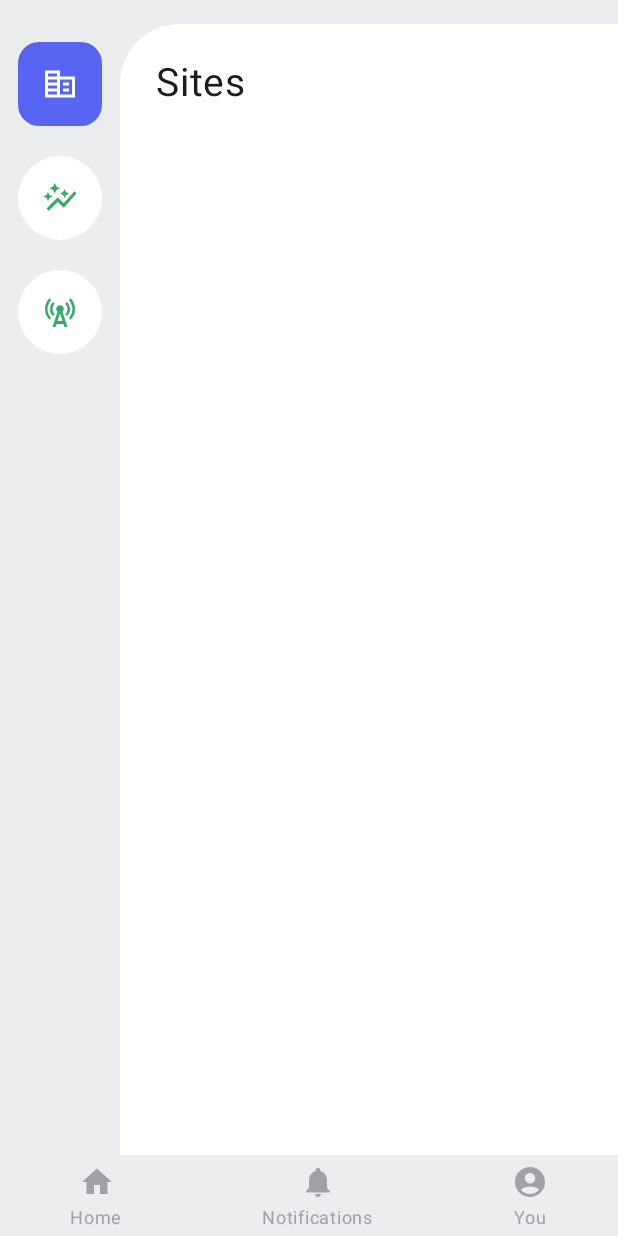
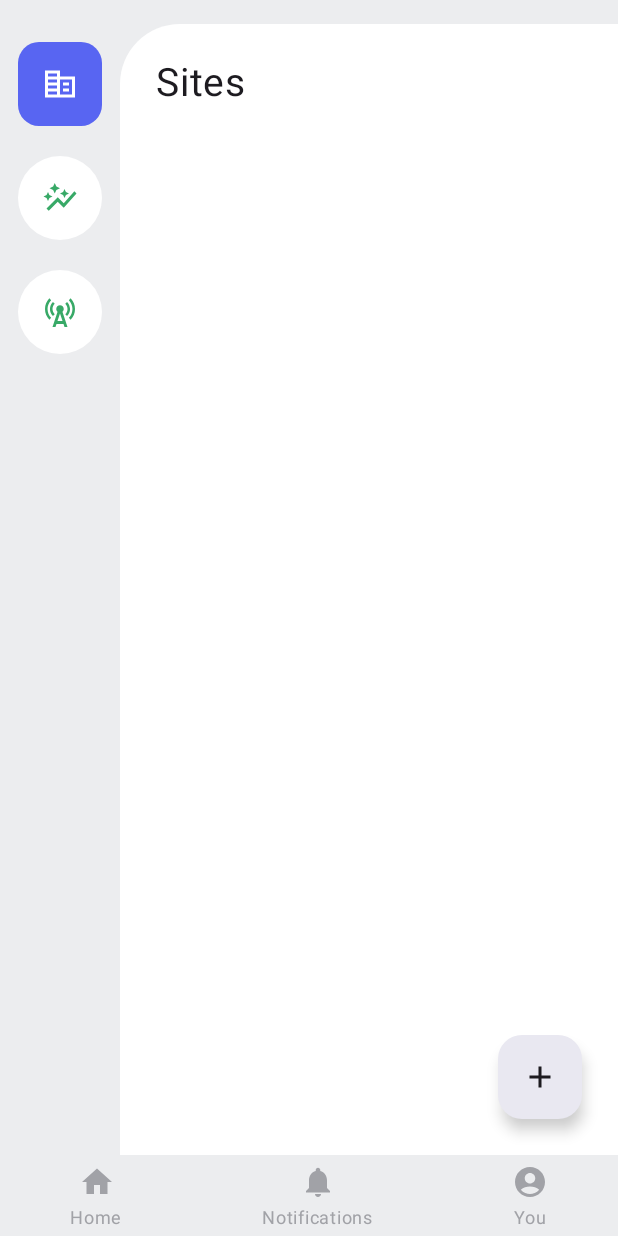
Before and after one commit to dev-sharma3624/QuickCast, an Android app built with Jetpack Compose: the screen it shows after launch (MainActivity), on a phone screen of 412 x 824 dp. Run offline under Robolectric (Android 15) with nearby library versions, the phone set to English and light mode, and no system bars.

Commit message:
Added floating action button on Home Screen

```diff
--- a/app/src/main/java/com/example/quickcast/ui/HomeScreen.kt
+++ b/app/src/main/java/com/example/quickcast/ui/HomeScreen.kt
@@ -4,31 +4,48 @@ import androidx.compose.animation.animateColorAsState
 import androidx.compose.animation.core.animateIntAsState
 import androidx.compose.animation.core.tween
 import androidx.compose.foundation.background
+import androidx.compose.foundation.layout.Arrangement
 import androidx.compose.foundation.layout.Column
 import androidx.compose.foundation.layout.PaddingValues
 import androidx.compose.foundation.layout.Row
 import androidx.compose.foundation.layout.fillMaxSize
+import androidx.compose.foundation.layout.fillMaxWidth
 import androidx.compose.foundation.layout.padding
 import androidx.compose.foundation.layout.size
 import androidx.compose.foundation.shape.RoundedCornerShape
+import androidx.compose.material.icons.Icons
+import androidx.compose.material.icons.filled.Add
+import androidx.compose.material.icons.filled.Build
 import androidx.compose.material3.FloatingActionButton
 import androidx.compose.material3.FloatingActionButtonDefaults
 import androidx.compose.material3.Icon
 import androidx.compose.material3.NavigationRail
+import androidx.compose.material3.Scaffold
 import androidx.compose.material3.Text
 import androidx.compose.runtime.Composable
 import androidx.compose.runtime.getValue
 import androidx.compose.runtime.mutableStateOf
 import androidx.compose.runtime.remember
 import androidx.compose.runtime.setValue
+import androidx.compose.ui.Alignment
 import androidx.compose.ui.Modifier
 import androidx.compose.ui.graphics.Color
 import androidx.compose.ui.res.painterResource
 import androidx.compose.ui.res.stringResource
+import androidx.compose.ui.text.style.TextAlign
+import androidx.compose.ui.tooling.preview.Preview
 import androidx.compose.ui.unit.dp
 import androidx.compose.ui.unit.sp
 import com.example.quickcast.R
 import com.example.quickcast.enum_classes.NavigationRailItems
+
+@Preview(showBackground = true)
+@Composable
+fun HomeScreenPreview(){
+    Scaffold {
+        HomeScreen(it)
+    }
+}
 
 @Composable
 fun HomeScreen(paddingValues : PaddingValues){
@@ -52,6 +69,7 @@ fun HomeScreen(paddingValues : PaddingValues){
             modifier = Modifier
                 .fillMaxSize()
                 .background(Color.White, RoundedCornerShape(topStart = 40.dp))
+
         ) {
             Content()
         }
@@ -61,13 +79,31 @@ fun HomeScreen(paddingValues : PaddingValues){
 @Composable
 fun Content(){
     Column(
-        modifier = Modifier.padding(24.dp)
+        modifier = Modifier
+            .fillMaxSize()
+            .padding(24.dp),
+        verticalArrangement = Arrangement.SpaceBetween,
+        horizontalAlignment = Alignment.End
     ) {
         Text(
             text = stringResource(R.string.sites),
-            fontSize = 26.sp
+            fontSize = 26.sp,
+            textAlign = TextAlign.Start,
+            modifier = Modifier.fillMaxWidth()
+        )
+
+
+        FloatingActionButton(
+            onClick = {},
+            content = {
+                Icon(
+                    imageVector = Icons.Default.Add,
+                    contentDescription = null
+                )
+            }
         )
     }
+
 }
 
 
--- a/app/src/main/java/com/example/quickcast/ui/theme/Theme.kt
+++ b/app/src/main/java/com/example/quickcast/ui/theme/Theme.kt
@@ -22,7 +22,8 @@ private val LightColorScheme = lightColorScheme(
     secondary = PurpleGrey80,
     tertiary = Pink80,
     surface = sideGrillLight,
-    background = sideGrillLight
+    background = sideGrillLight,
+    primaryContainer = sideGrillLight
 
     /* Other default colors to override
     background = Color(0xFFFFFBFE),
```
